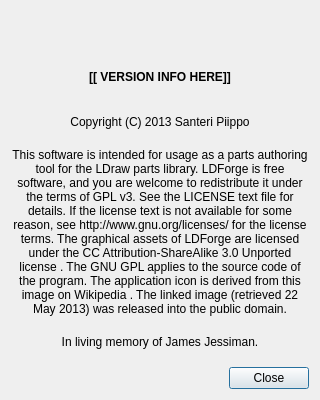
Qt form ui/about.ui (crimsondusk/ldforge) before a commit.
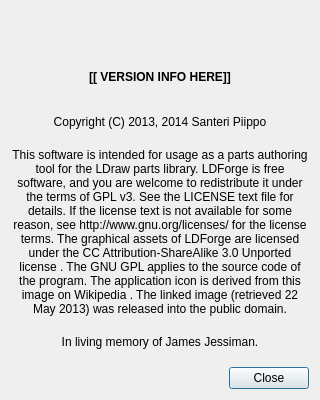
The same form after that commit. Icons and pictures are not drawn.

Commit message: - updated copyright year in the about prompt

```diff
--- a/ui/about.ui
+++ b/ui/about.ui
@@ -64,7 +64,7 @@
    <item>
     <widget class="QLabel" name="label_2">
      <property name="text">
-      <string>Copyright (C) 2013 Santeri Piippo</string>
+      <string>Copyright (C) 2013, 2014 Santeri Piippo</string>
      </property>
      <property name="alignment">
       <set>Qt::AlignCenter</set>
```
Left out of the diff: 3 changed lines with no effect on the pictures.
